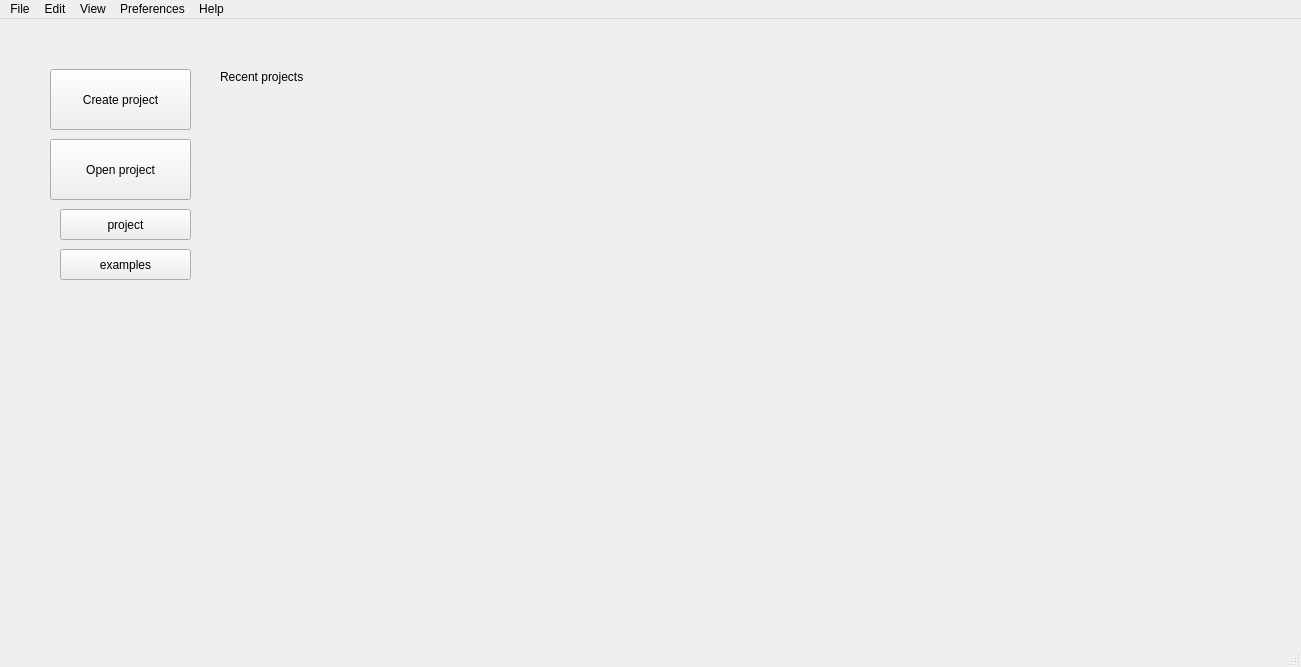
Above: POD2d/mainwindow.ui from ilertwo/POD2d before the change. Below: the same form after it.
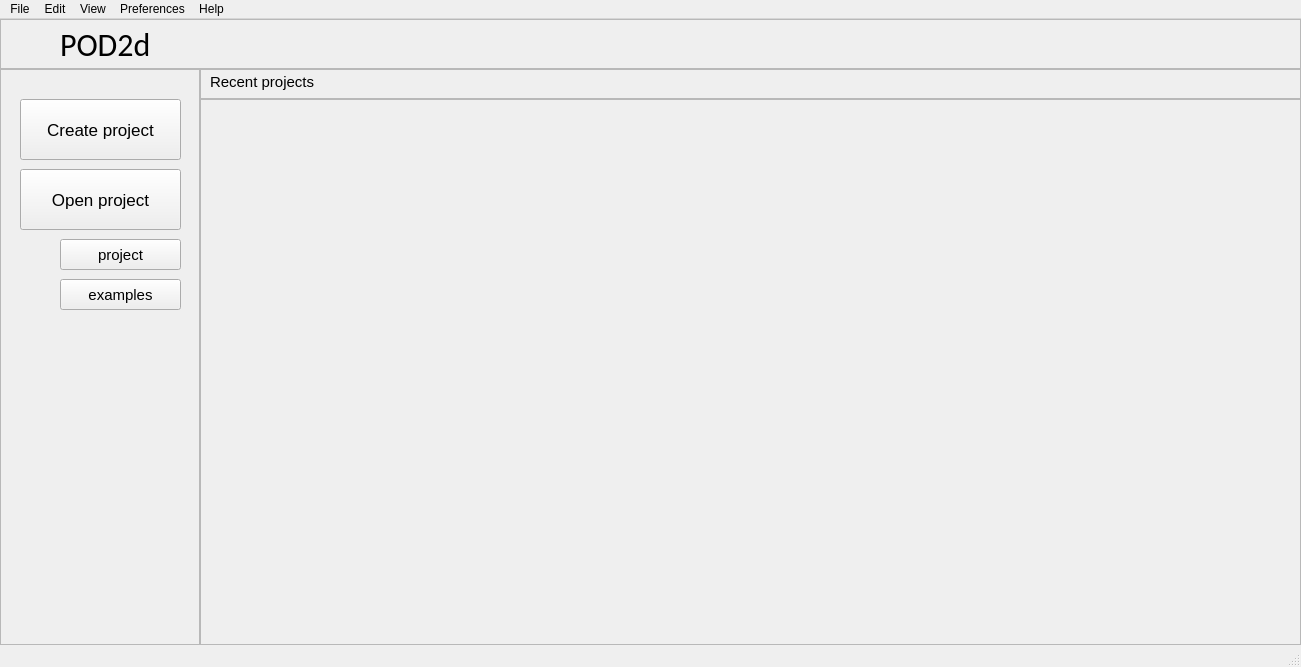
That is the form after the change. The open tabs and pages were chosen to show the change. Custom widgets are drawn as their Qt base class.

Commit message: feat(ui): redesign main menu, update text sizes and add icons

What changed in the file:
```diff
--- a/POD2d/mainwindow.ui
+++ b/POD2d/mainwindow.ui
@@ -67,15 +67,106 @@
          <number>1</number>
         </property>
         <widget class="QWidget" name="page">
+         <layout class="QVBoxLayout" name="verticalLayout_9" stretch="0,0">
+          <property name="spacing">
+           <number>0</number>
+          </property>
+          <property name="leftMargin">
+           <number>0</number>
+          </property>
+          <property name="topMargin">
+           <number>0</number>
+          </property>
+          <property name="rightMargin">
+           <number>0</number>
+          </property>
+          <property name="bottomMargin">
+           <number>0</number>
+          </property>
+          <item>
+           <widget class="QFrame" name="frm_Logo">
+            <property name="minimumSize">
+             <size>
+              <width>0</width>
+              <height>50</height>
+             </size>
+            </property>
+            <property name="frameShape">
+             <enum>QFrame::Shape::StyledPanel</enum>
+            </property>
+            <property name="frameShadow">
+             <enum>QFrame::Shadow::Raised</enum>
+            </property>
+            <widget class="QLabel" name="label_5">
+             <property name="geometry">
+              <rect>
+               <x>60</x>
+               <y>10</y>
+               <width>121</width>
+               <height>31</height>
+              </rect>
+             </property>
+             <property name="font">
+              <font>
+               <family>Calibri</family>
+               <pointsize>24</pointsize>
+              </font>
+             </property>
+             <property name="cursor">
+              <cursorShape>CrossCursor</cursorShape>
+             </property>
+             <property name="text">
+              <string>POD2d</string>
+             </property>
+            </widget>
+            <widget class="QLabel" name="lbl_Logo">
+             <property name="geometry">
+              <rect>
+               <x>20</x>
+               <y>10</y>
+               <width>32</width>
+               <height>32</height>
+              </rect>
+             </property>
+             <property name="text">
+              <string/>
+             </property>
+            </widget>
+           </widget>
+          </item>
+          <item>
+           <layout class="QHBoxLayout" name="horizontalLayout_10" stretch="0,0">
+            <property name="spacing">
+             <number>0</number>
+            </property>
+            <item>
+             <widget class="QFrame" name="frm_StartMenu">
+              <property name="minimumSize">
+               <size>
+                <width>200</width>
+                <height>70</height>
+               </size>
+              </property>
+              <property name="frameShape">
+               <enum>QFrame::Shape::StyledPanel</enum>
+              </property>
+              <property name="frameShadow">
+               <enum>QFrame::Shadow::Raised</enum>
+              </property>
          <widget class="QPushButton" name="btn_CreateProject">
           <property name="geometry">
            <rect>
-            <x>50</x>
-            <y>50</y>
-            <width>141</width>
+                 <x>20</x>
+                 <y>30</y>
+                 <width>161</width>
             <height>61</height>
            </rect>
           </property>
+               <property name="font">
+                <font>
+                 <pointsize>13</pointsize>
+                </font>
+               </property>
           <property name="cursor">
            <cursorShape>PointingHandCursor</cursorShape>
           </property>
@@ -86,12 +177,17 @@
          <widget class="QPushButton" name="btn_OpenProject">
           <property name="geometry">
            <rect>
-            <x>50</x>
-            <y>120</y>
-            <width>141</width>
+                 <x>20</x>
+                 <y>100</y>
+                 <width>161</width>
             <height>61</height>
            </rect>
           </property>
+               <property name="font">
+                <font>
+                 <pointsize>13</pointsize>
+                </font>
+               </property>
           <property name="cursor">
            <cursorShape>PointingHandCursor</cursorShape>
           </property>
@@ -103,11 +199,16 @@
           <property name="geometry">
            <rect>
             <x>60</x>
-            <y>190</y>
-            <width>131</width>
+                 <y>170</y>
+                 <width>121</width>
             <height>31</height>
            </rect>
           </property>
+               <property name="font">
+                <font>
+                 <pointsize>11</pointsize>
+                </font>
+               </property>
           <property name="cursor">
            <cursorShape>PointingHandCursor</cursorShape>
           </property>
@@ -119,11 +220,16 @@
           <property name="geometry">
            <rect>
             <x>60</x>
-            <y>230</y>
-            <width>131</width>
+                 <y>210</y>
+                 <width>121</width>
             <height>31</height>
            </rect>
           </property>
+               <property name="font">
+                <font>
+                 <pointsize>11</pointsize>
+                </font>
+               </property>
           <property name="cursor">
            <cursorShape>PointingHandCursor</cursorShape>
           </property>
@@ -131,46 +237,86 @@
            <string>examples</string>
           </property>
          </widget>
+             </widget>
+            </item>
+            <item>
+             <widget class="QWidget" name="widget_3" native="true">
+              <layout class="QVBoxLayout" name="verticalLayout_8" stretch="0,1">
+               <property name="spacing">
+                <number>0</number>
+               </property>
+               <property name="leftMargin">
+                <number>0</number>
+               </property>
+               <property name="topMargin">
+                <number>0</number>
+               </property>
+               <property name="rightMargin">
+                <number>0</number>
+               </property>
+               <property name="bottomMargin">
+                <number>0</number>
+               </property>
+               <item>
+                <widget class="QFrame" name="recentProjectLabel">
+                 <property name="minimumSize">
+                  <size>
+                   <width>0</width>
+                   <height>30</height>
+                  </size>
+                 </property>
+                 <property name="frameShape">
+                  <enum>QFrame::Shape::StyledPanel</enum>
+                 </property>
+                 <property name="frameShadow">
+                  <enum>QFrame::Shadow::Raised</enum>
+                 </property>
          <widget class="QLabel" name="label">
           <property name="geometry">
            <rect>
-            <x>220</x>
-            <y>50</y>
-            <width>221</width>
+                    <x>10</x>
+                    <y>5</y>
+                    <width>161</width>
             <height>16</height>
            </rect>
           </property>
+                  <property name="font">
+                   <font>
+                    <pointsize>11</pointsize>
+                   </font>
+                  </property>
           <property name="text">
            <string>Recent projects</string>
           </property>
          </widget>
-         <widget class="QLabel" name="label_7">
-          <property name="geometry">
-           <rect>
-            <x>60</x>
-            <y>320</y>
-            <width>141</width>
-            <height>271</height>
-           </rect>
-          </property>
-          <property name="text">
-           <string/>
-          </property>
-         </widget>
+                </widget>
+               </item>
+               <item>
+                <widget class="QFrame" name="frm_RecentProjects">
+                 <property name="frameShape">
+                  <enum>QFrame::Shape::StyledPanel</enum>
+                 </property>
+                 <property name="frameShadow">
+                  <enum>QFrame::Shadow::Raised</enum>
+                 </property>
+                 <layout class="QHBoxLayout" name="horizontalLayout_9">
+                  <item>
          <widget class="QListWidget" name="list_RecentProjects">
-          <property name="geometry">
-           <rect>
-            <x>220</x>
-            <y>70</y>
-            <width>941</width>
-            <height>571</height>
-           </rect>
-          </property>
           <property name="styleSheet">
            <string notr="true">QListWidget { background: transparent; border: none; outline: none; }
 QListWidget::item:hover { background: #333333; border-radius: 5px; }</string>
           </property>
          </widget>
+                  </item>
+                 </layout>
+                </widget>
+               </item>
+              </layout>
+             </widget>
+            </item>
+           </layout>
+          </item>
+         </layout>
         </widget>
         <widget class="QWidget" name="page_2">
          <layout class="QGridLayout" name="gridLayout_3">
```
Left out of the diff: 64 changed lines with no effect on the pictures. Lines whose indentation alone changed are shown as unchanged. The commit also changes 10 other files.
